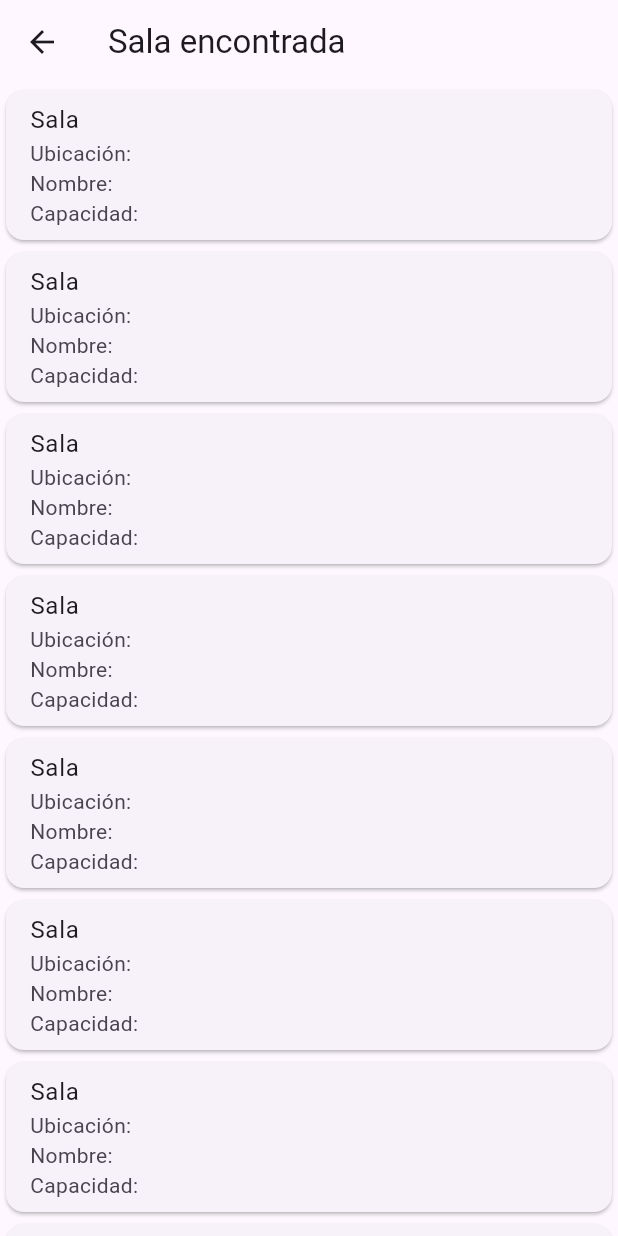
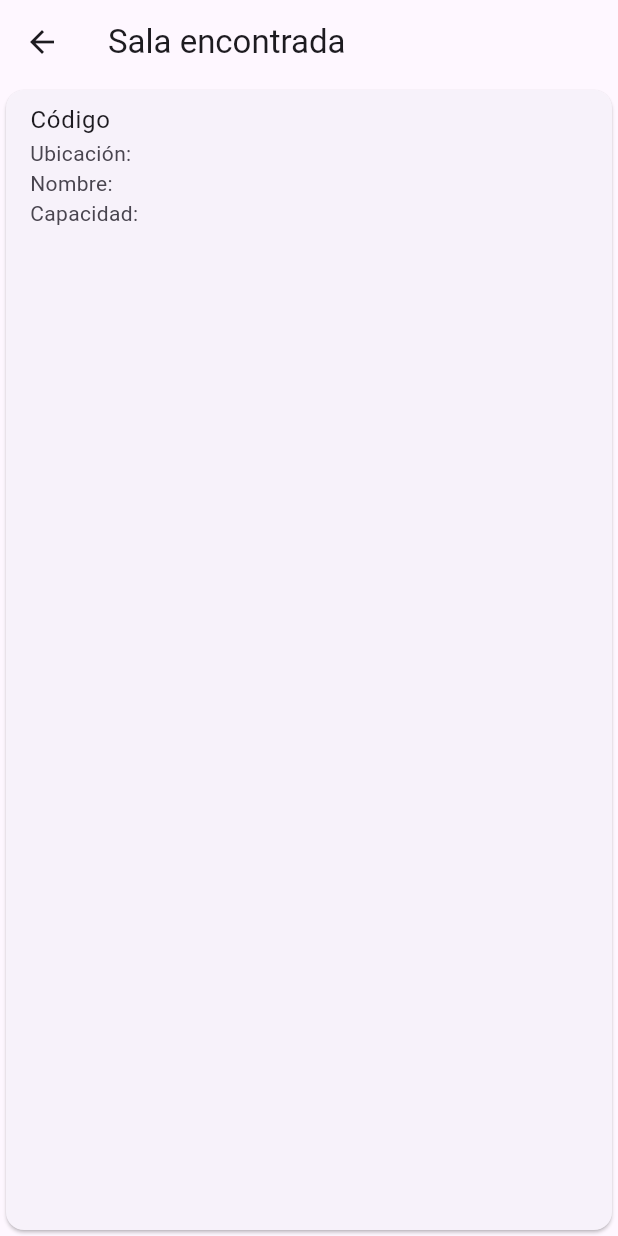
Before and after one commit to ggonu20/Proyecto-Movil-paralela, a Flutter app: the SalasSWidget screen opened directly with empty values, on a phone screen of 412 x 824 dp. Run offline on Flutter 3.47's test engine with Material 3 defaults, Android fonts, the phone set to English and light mode, and no system bars; our stand-ins replace google_sign_in, logger, shared_preferences; accounts and stored records are empty.

Commit message:
card en buscar sala por codigo

```diff
--- a/flutter/lib/widget/salasSearch_widget.dart
+++ b/flutter/lib/widget/salasSearch_widget.dart
@@ -3,7 +3,7 @@ import 'package:flutter/material.dart';
 class SalasSWidget extends StatelessWidget {
   final Map<String, dynamic> sala;
 
-  const SalasSWidget({super.key, required this.sala});
+  const SalasSWidget({Key? key, required this.sala}) : super(key: key);
 
   @override
   Widget build(BuildContext context) {
@@ -11,24 +11,19 @@ class SalasSWidget extends StatelessWidget {
       appBar: AppBar(
         title: const Text('Sala encontrada'),
       ),
-      body: ListView.builder(
-        itemCount: sala.length,
-        itemBuilder: (context, index) {
-        return Card(
+      body: Card(
         child: ListTile(
-            title: Text('Sala ${sala["name"]}'),
+          title: Text('Código ${sala["code"]}'),
           subtitle: Column(
             crossAxisAlignment: CrossAxisAlignment.start,
             children: [
-                //Text('Codigo ${sala["code"]}'),
+              // Text('Codigo ${sala["code"]}'),
               Text('Ubicación: ${sala["location"] ?? "No especificada"}'),
               Text('Nombre: ${sala["name"] ?? "No especificada"}'),
               Text('Capacidad: ${sala["capacity"] ?? "No especificada"}'),
             ],
           ),
         ),
-        );
-      },
       ),
     );
   }
```
Lines whose indentation alone changed are shown as unchanged.
